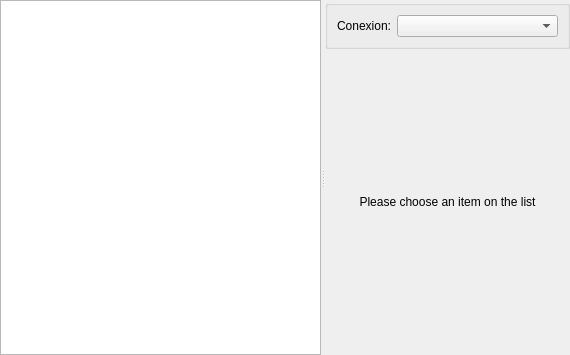
Qt form add-printer/PageDestinations.ui (KDE/print-manager) before a commit.
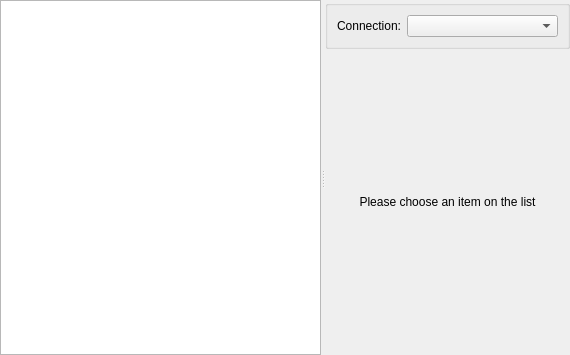
The same form after that commit. Custom widgets are drawn as their Qt base class.

Commit message: Fix typo found by Kristóf Kiszel.

```diff
--- a/add-printer/PageDestinations.ui
+++ b/add-printer/PageDestinations.ui
@@ -68,7 +68,7 @@
           <item row="0" column="0">
            <widget class="QLabel" name="label_2">
             <property name="text">
-             <string>Conexion:</string>
+             <string>Connection:</string>
             </property>
            </widget>
           </item>
```
